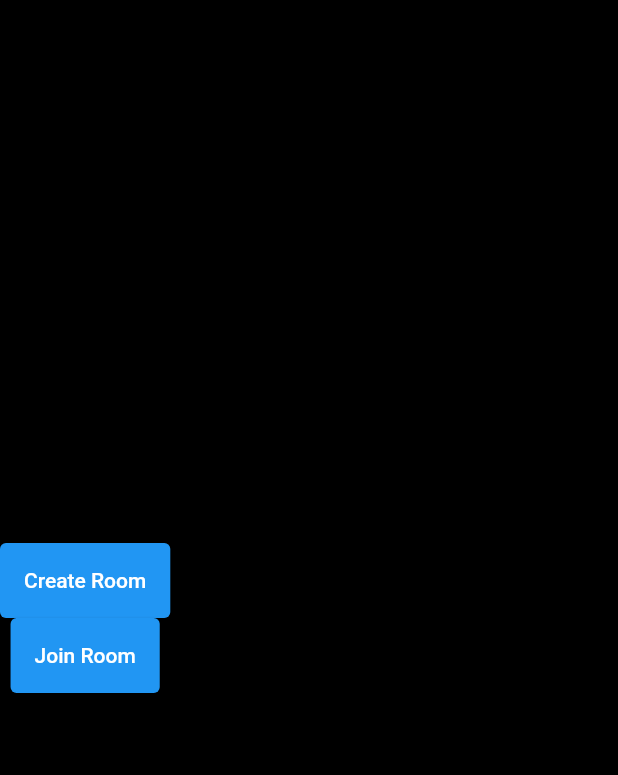
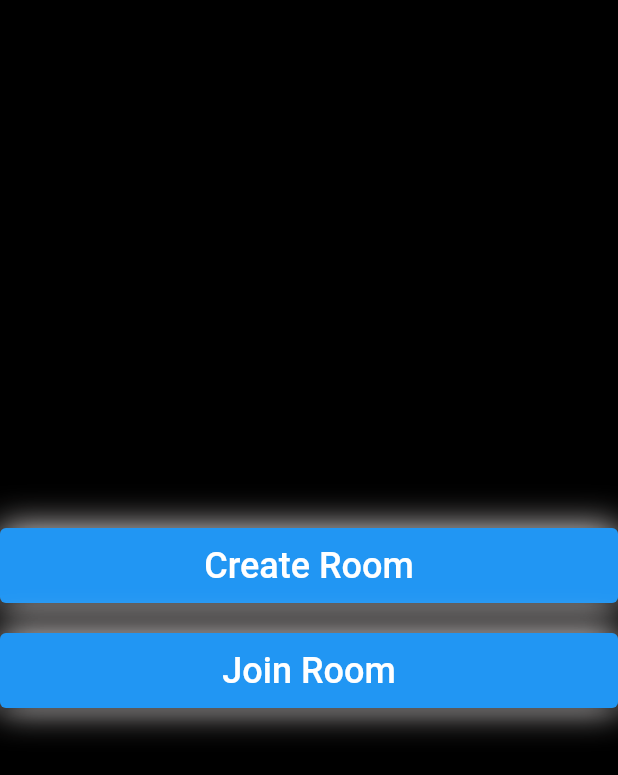
Before and after one commit to dominicfanucchi/card-game-bs, a Flutter app: the screen it shows after launch, on a phone screen of 412 x 824 dp. Shown: the top 775 px of the screen. Run offline on Flutter 3.47's test engine with Material 2 defaults, Android fonts, the phone set to English and light mode, and no system bars.

Commit message:
centered buttons and added a white shadow

```diff
--- a/lib/screens/main_menu_screen.dart
+++ b/lib/screens/main_menu_screen.dart
@@ -14,6 +14,7 @@ class MainMenuScreen extends StatelessWidget {
             onTap: () {},
             text: 'Create Room',
           ),
+          const SizedBox(height: 20),
           CustomButton(
             onTap: () {},
             text: 'Join Room',
--- a/lib/widgets/custom_button.dart
+++ b/lib/widgets/custom_button.dart
@@ -11,13 +11,27 @@ class CustomButton extends StatelessWidget {
   Widget build(BuildContext context) {
     final width = MediaQuery.of(context).size.width;
 
-    return ElevatedButton(
-      onPressed: onTap,
-      child: Text(text),
-      style: ElevatedButton.styleFrom(
-        minimumSize: Size(
-          width / 5,
-          50,
+    return Container(
+      decoration: const BoxDecoration(
+        boxShadow: [
+          BoxShadow(
+            color: Color.fromARGB(255, 243, 238, 238),
+            blurRadius: 20,
+            spreadRadius: 0,
+          ),
+        ],
+      ),
+      child: ElevatedButton(
+        onPressed: onTap,
+        child: Text(
+          text,
+          style: const TextStyle(fontSize: 24),
+        ),
+        style: ElevatedButton.styleFrom(
+          minimumSize: Size(
+            width,
+            50,
+          ),
         ),
       ),
     );
```
Also changed, not shown: 198 other files.
